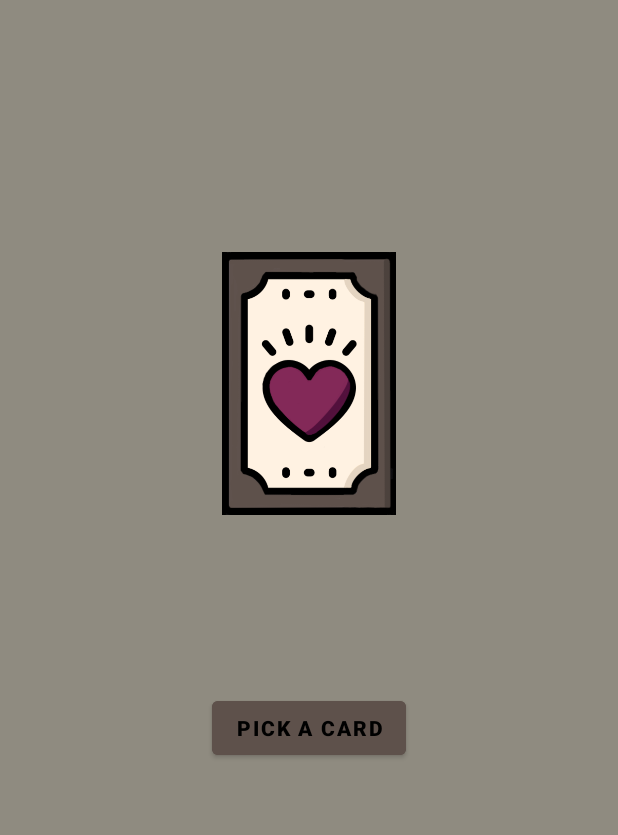
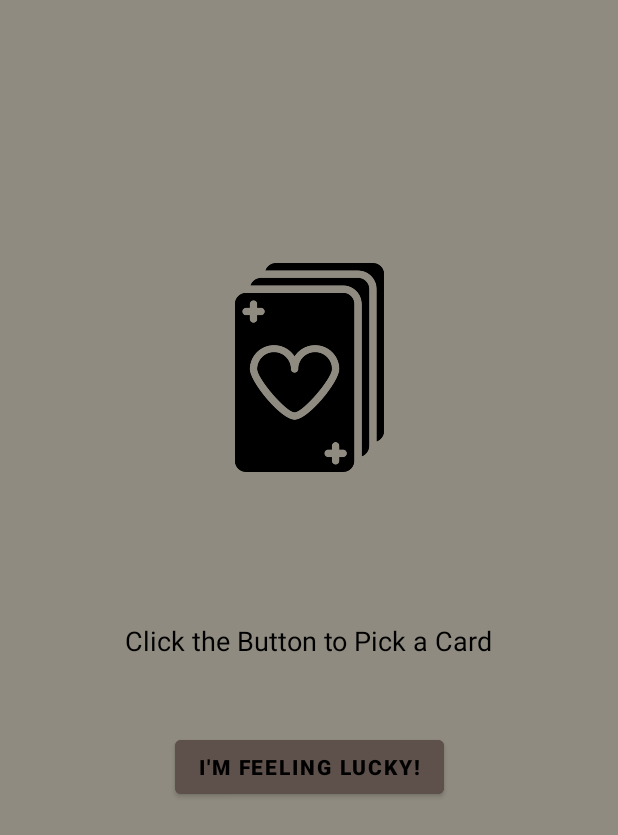
Before and after one commit to aleynaelif/Arcana, an Android app: the screen it shows after launch once a user with an empty profile is signed in (MainActivity), after a tap on "1 CARD SPREAD", on a phone screen of 412 x 824 dp. Shown: the top 835 px of the screen. Run offline under Robolectric (Android 15) with nearby library versions, the phone set to English and light mode, and no system bars; our stand-ins replace Firebase (no records; nobody signed in at launch, a user with empty details on screens opened directly).

Commit message:
one card picking interface design

```diff
--- a/app/src/main/java/com/leys/arcana/OneCardFragment.kt
+++ b/app/src/main/java/com/leys/arcana/OneCardFragment.kt
@@ -5,10 +5,14 @@ import androidx.fragment.app.Fragment
 import android.view.LayoutInflater
 import android.view.View
 import android.view.ViewGroup
-
+import androidx.core.content.ContextCompat
+import com.leys.arcana.databinding.FragmentOneCardBinding
 
 
 class OneCardFragment : Fragment() {
+
+    private var _binding: FragmentOneCardBinding? = null
+    private val binding get() = _binding!!
 
 
     override fun onCreate(savedInstanceState: Bundle?) {
@@ -19,9 +23,26 @@ class OneCardFragment : Fragment() {
         inflater: LayoutInflater, container: ViewGroup?,
         savedInstanceState: Bundle?
     ): View? {
-        // Inflate the layout for this fragment
-        return inflater.inflate(R.layout.fragment_one_card, container, false)
+        _binding = FragmentOneCardBinding.inflate(inflater, container,false)
+        return binding.root
     }
 
+    override fun onViewCreated(view: View, savedInstanceState: Bundle?) {
+        super.onViewCreated(view, savedInstanceState)
+
+        binding.PickACardButton.setOnClickListener {
+            //imageView change
+            binding.CardImage.setImageResource(R.drawable.lovegoth)
+            // instruction text change
+            if(binding.HowToText.text.equals(getString(R.string.pick_a_card_text))){
+                binding.HowToText.text = getString(R.string.instruction_to_send_tarot_text)
+            }
+            //button text and color change
+            if (binding.PickACardButton.text == getString(R.string.lucky)){
+                binding.PickACardButton.text = getString(R.string.send_tarot)
+                binding.PickACardButton.setBackgroundColor(ContextCompat.getColor(requireActivity(), R.color.Beige))
+            }
+        }
+    }
 
 }
--- a/app/src/main/res/layout/fragment_one_card.xml
+++ b/app/src/main/res/layout/fragment_one_card.xml
@@ -11,30 +11,44 @@
 
     <TextView
         android:layout_width="match_parent"
-        android:layout_height="match_parent" />
+        android:layout_height="match_parent"
+        tools:layout_editor_absoluteX="0dp"
+        tools:layout_editor_absoluteY="0dp" />
 
     <ImageView
-        android:id="@+id/imageView2"
-        android:layout_width="116dp"
-        android:layout_height="211dp"
-        android:layout_marginTop="150dp"
-        android:src="@drawable/lovegoth"
+        android:id="@+id/CardImage"
+        android:layout_width="139dp"
+        android:layout_height="239dp"
+        android:layout_marginTop="125dp"
+        android:src="@drawable/card"
         app:layout_constraintEnd_toEndOf="parent"
         app:layout_constraintStart_toStartOf="parent"
         app:layout_constraintTop_toTopOf="parent" />
 
     <Button
-        android:id="@+id/button2"
+        android:id="@+id/PickACardButton"
         android:layout_width="wrap_content"
         android:layout_height="wrap_content"
-        android:layout_marginTop="100dp"
+        android:layout_marginTop="48dp"
+        android:backgroundTint="@color/buttonBrown"
+        android:text="@string/lucky"
         android:textColor="@color/black"
         android:textStyle="bold"
-        android:text="Pick a card"
-        android:backgroundTint="@color/buttonBrown"
         app:layout_constraintEnd_toEndOf="parent"
         app:layout_constraintStart_toStartOf="parent"
-        app:layout_constraintTop_toBottomOf="@+id/imageView2" />
+        app:layout_constraintTop_toBottomOf="@+id/HowToText" />
+
+    <TextView
+        android:id="@+id/HowToText"
+        android:layout_width="wrap_content"
+        android:layout_height="wrap_content"
+        android:layout_marginTop="50dp"
+        android:text="@string/pick_a_card_text"
+        android:textAppearance="@style/TextAppearance.AppCompat.Medium"
+        android:textColor="#000000"
+        app:layout_constraintEnd_toEndOf="parent"
+        app:layout_constraintStart_toStartOf="parent"
+        app:layout_constraintTop_toBottomOf="@+id/CardImage" />
 
 
 </androidx.constraintlayout.widget.ConstraintLayout>
--- a/app/src/main/res/values/colors.xml
+++ b/app/src/main/res/values/colors.xml
@@ -9,4 +9,5 @@
     <color name="white">#FFFFFFFF</color>
     <color name="backgroundBeige">#8F8B80</color>
     <color name="buttonBrown">#5E514B</color>
+    <color name="Beige">#fff2e2</color>
 </resources>
--- a/app/src/main/res/values/strings.xml
+++ b/app/src/main/res/values/strings.xml
@@ -12,6 +12,10 @@
     <string name="forgot_password">Forgot Password?</string>
     <string name="create_new_account">Create New Account</string>
     <string name="reset_password">Reset Password</string>
+    <string name="pick_a_card_text">Click the Button to Pick a Card</string>
+    <string name="lucky">I\'m Feeling Lucky!</string>
+    <string name="send_tarot">Get Your Readıng!</string>
+    <string name="instruction_to_send_tarot_text">Click the Button to Get Your Tarot Reading</string>
     <!-- TODO: Remove or change this placeholder text -->
     <string name="hello_blank_fragment">Hello blank fragment</string>
 </resources>
```
Also changed, not shown: app/src/main/res/drawable-v24/card.png (added), app/src/main/res/drawable-v24/cardicon.png (deleted), app/src/main/res/drawable-v24/romantik.png (deleted).
